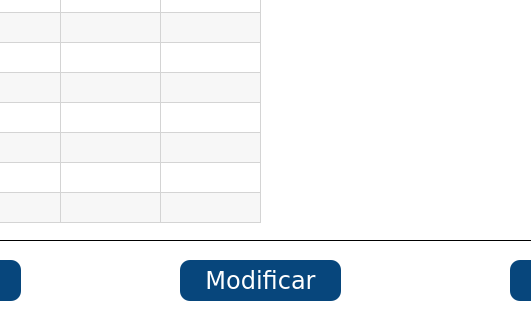
Above: Forms/Profesor/Profesores.ui from BryanCSPlay/AsistenciasProfesoresPy before the change; both pictures show x 150 to 681 and y 160 to 480 of the 830 by 480 pixel window. Below: the same form after it.
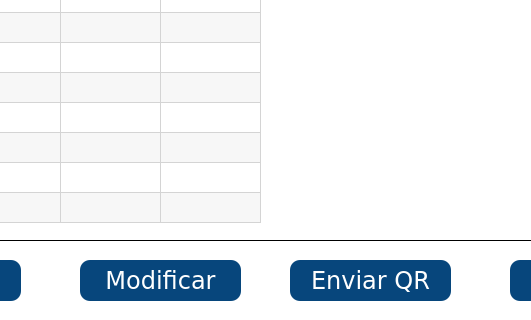
That is the form after the change.

Patch:
```diff
--- a/Forms/Profesor/Profesores.ui
+++ b/Forms/Profesor/Profesores.ui
@@ -309,7 +309,7 @@
   <widget class="QPushButton" name="bt_modificar">
    <property name="geometry">
     <rect>
-     <x>330</x>
+     <x>230</x>
      <y>420</y>
      <width>161</width>
      <height>41</height>
@@ -386,6 +386,46 @@
     <bool>false</bool>
    </property>
   </widget>
+  <widget class="QPushButton" name="bt_enviar">
+   <property name="geometry">
+    <rect>
+     <x>440</x>
+     <y>420</y>
+     <width>161</width>
+     <height>41</height>
+    </rect>
+   </property>
+   <property name="font">
+    <font>
+     <family>Verdana</family>
+     <pointsize>18</pointsize>
+     <weight>50</weight>
+     <italic>false</italic>
+     <bold>false</bold>
+    </font>
+   </property>
+   <property name="focusPolicy">
+    <enum>Qt::NoFocus</enum>
+   </property>
+   <property name="styleSheet">
+    <string notr="true">background-color: rgb(7, 70, 124);
+font: 18pt &quot;Verdana&quot;;
+border-radius: 10px;
+color: rgb(255, 255, 255);</string>
+   </property>
+   <property name="text">
+    <string>Enviar QR</string>
+   </property>
+   <property name="autoDefault">
+    <bool>false</bool>
+   </property>
+   <property name="default">
+    <bool>false</bool>
+   </property>
+   <property name="flat">
+    <bool>false</bool>
+   </property>
+  </widget>
  </widget>
  <tabstops>
   <tabstop>tx_buscar</tabstop>
```
